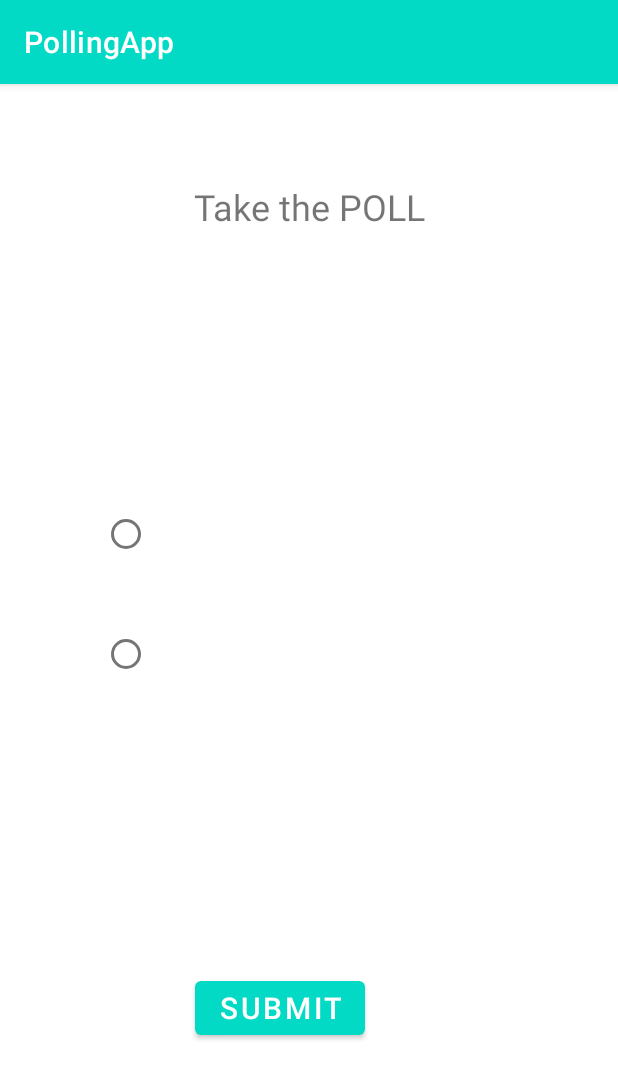
After one commit to akanksha-akkihal/POLL-App, an Android app: the PollCount screen opened directly, with no data from a screen before it, on a phone screen of 412 x 824 dp. The commit adds this screen. Shown: the top 1079 px of the screen. Run offline under Robolectric (Android 15) with nearby library versions, the phone set to English and light mode, and no system bars.

Commit message:
poll count

```diff
--- a/app/build.gradle
+++ b/app/build.gradle
@@ -42,6 +42,8 @@ dependencies {
     // Import the BoM for the Firebase platform
     implementation platform('com.google.firebase:firebase-bom:26.8.0')
 
+    implementation 'it.xabaras.android:recyclerview-swipedecorator:1.2.3'
+
     implementation 'com.google.firebase:firebase-auth'
     implementation 'com.google.firebase:firebase-firestore'
     implementation 'com.google.firebase:firebase-analytics'
--- a/app/src/main/AndroidManifest.xml
+++ b/app/src/main/AndroidManifest.xml
@@ -9,7 +9,8 @@
         android:roundIcon="@mipmap/ic_launcher_round"
         android:supportsRtl="true"
         android:theme="@style/Theme.PollingApp">
-        <activity android:name=".createPoll"></activity>
+        <activity android:name=".PollCount"></activity>
+        <activity android:name=".createPoll" />
         <activity android:name=".ProfileActivity" />
         <activity android:name=".LoginRegisterActivity" />
         <activity
--- /dev/null
+++ b/app/src/main/java/com/example/pollingapp/PollCount.java
@@ -0,0 +1,38 @@
+package com.example.pollingapp;
+
+import androidx.annotation.NonNull;
+import androidx.appcompat.app.AppCompatActivity;
+
+import android.content.Intent;
+import android.os.Bundle;
+import android.widget.RadioButton;
+import android.widget.TextView;
+
+public class PollCount extends AppCompatActivity {
+    TextView question;
+    RadioButton option1;
+    RadioButton option2;
+
+    @Override
+    protected void onCreate(Bundle savedInstanceState) {
+        super.onCreate(savedInstanceState);
+        setContentView(R.layout.activity_poll_count);
+
+        question = (TextView)findViewById(R.id.ques);
+        option1 = (RadioButton)findViewById(R.id.opt1);
+        option2 = (RadioButton)findViewById(R.id.opt2);
+
+        Intent i = getIntent();
+        String ques = i.getStringExtra("question");
+        String opt1 = i.getStringExtra("option1");
+        String opt2 = i.getStringExtra("option2");
+
+        question.setText(ques);
+        option1.setText(opt1);
+        option2.setText(opt2);
+
+
+    }
+
+
+}
--- a/app/src/main/java/com/example/pollingapp/createPoll.java
+++ b/app/src/main/java/com/example/pollingapp/createPoll.java
@@ -40,7 +40,7 @@ public class createPoll extends AppCompatActivity {
             @Override
             public void onClick(View v) {
                 addPoll();
-                Intent i= new Intent(createPoll.this,MainActivity.class);
+                Intent i= new Intent(createPoll.this,PollCount.class);
                 startActivity(i);
             }
         });
--- /dev/null
+++ b/app/src/main/res/drawable/ic_baseline_delete_24.xml
@@ -0,0 +1,5 @@
+<vector android:height="24dp" android:tint="#FFFFFF"
+    android:viewportHeight="24" android:viewportWidth="24"
+    android:width="24dp" xmlns:android="http://schemas.android.com/apk/res/android">
+    <path android:fillColor="@android:color/white" android:pathData="M6,19c0,1.1 0.9,2 2,2h8c1.1,0 2,-0.9 2,-2V7H6v12zM19,4h-3.5l-1,-1h-5l-1,1H5v2h14V4z"/>
+</vector>
--- a/app/src/main/res/layout/activity_create_poll.xml
+++ b/app/src/main/res/layout/activity_create_poll.xml
@@ -10,12 +10,15 @@
         android:id="@+id/textView2"
         android:layout_width="230dp"
         android:layout_height="50dp"
-        android:layout_marginStart="88dp"
+        android:layout_marginStart="50dp"
         android:layout_marginTop="56dp"
+        android:layout_marginEnd="50dp"
         android:fontFamily="sans-serif-black"
+        android:gravity="center"
         android:text="Create your Poll"
         android:textColor="#124C47"
         android:textSize="25sp"
+        app:layout_constraintEnd_toEndOf="parent"
         app:layout_constraintStart_toStartOf="parent"
         app:layout_constraintTop_toTopOf="parent" />
 
--- /dev/null
+++ b/app/src/main/res/layout/activity_poll_count.xml
@@ -0,0 +1,76 @@
+<?xml version="1.0" encoding="utf-8"?>
+<androidx.constraintlayout.widget.ConstraintLayout xmlns:android="http://schemas.android.com/apk/res/android"
+    xmlns:app="http://schemas.android.com/apk/res-auto"
+    xmlns:tools="http://schemas.android.com/tools"
+    android:layout_width="match_parent"
+    android:layout_height="match_parent"
+    tools:context=".PollCount">
+
+    <TextView
+        android:id="@+id/textView4"
+        android:layout_width="253dp"
+        android:layout_height="64dp"
+        android:layout_marginStart="50dp"
+        android:layout_marginTop="50dp"
+        android:layout_marginEnd="50dp"
+        android:gravity="center"
+        android:text="Take the POLL"
+        android:textSize="24sp"
+        app:layout_constraintEnd_toEndOf="parent"
+        app:layout_constraintStart_toStartOf="parent"
+        app:layout_constraintTop_toTopOf="parent" />
+
+    <TextView
+        android:id="@+id/ques"
+        android:layout_width="286dp"
+        android:layout_height="wrap_content"
+        android:layout_marginStart="24dp"
+        android:layout_marginTop="175dp"
+        android:layout_marginEnd="24dp"
+        android:gravity="center"
+        android:text="TextView"
+        android:textSize="25sp"
+        app:layout_constraintEnd_toEndOf="parent"
+        app:layout_constraintStart_toStartOf="parent"
+        app:layout_constraintTop_toTopOf="parent" />
+
+    <RadioGroup
+        android:layout_width="272dp"
+        android:layout_height="188dp"
+        android:layout_marginStart="68dp"
+        android:layout_marginTop="260dp"
+        app:layout_constraintStart_toStartOf="parent"
+        app:layout_constraintTop_toTopOf="parent">
+
+        <RadioButton
+            android:id="@+id/opt1"
+            android:layout_width="match_parent"
+            android:layout_height="wrap_content"
+            android:layout_marginTop="16dp"
+            android:layout_marginBottom="16dp"
+            android:textSize="20sp" />
+
+        <RadioButton
+            android:id="@+id/opt2"
+            android:layout_width="match_parent"
+            android:layout_height="wrap_content"
+            android:layout_marginTop="16dp"
+            android:layout_marginBottom="16dp"
+            android:textSize="20sp" />
+    </RadioGroup>
+
+    <Button
+        android:id="@+id/submit"
+        android:layout_width="wrap_content"
+        android:layout_height="wrap_content"
+        android:layout_marginStart="130dp"
+        android:layout_marginEnd="140dp"
+        android:layout_marginBottom="128dp"
+        android:text="Submit"
+        android:textSize="20sp"
+        app:layout_constraintBottom_toBottomOf="parent"
+        app:layout_constraintEnd_toEndOf="parent"
+        app:layout_constraintHorizontal_bias="0.0"
+        app:layout_constraintStart_toStartOf="parent" />
+
+</androidx.constraintlayout.widget.ConstraintLayout>
--- a/app/src/main/res/layout/list_row.xml
+++ b/app/src/main/res/layout/list_row.xml
@@ -10,9 +10,9 @@
         android:layout_width="340dp"
         android:layout_height="wrap_content"
         android:layout_marginStart="16dp"
-        android:layout_marginTop="24dp"
+        android:layout_marginTop="16dp"
         android:layout_marginEnd="16dp"
-        android:layout_marginBottom="24dp"
+        android:layout_marginBottom="16dp"
         android:text="TextView"
         android:textSize="20sp"
         app:layout_constraintBottom_toBottomOf="parent"
```
Also changed, not shown: app/src/main/java/com/example/pollingapp/MainActivity.java (+76 -2 lines), app/src/main/java/com/example/pollingapp/PollRecyclerAdapter.java (+28 -4 lines).
